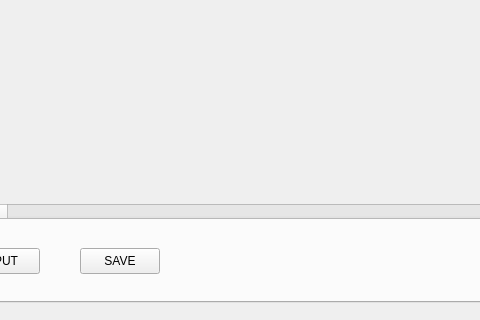
This is mainwindow.ui in Zrealshadow/digitalpicture as Qt 5 draws it before an edit; both pictures show x 392 to 872 and y 438 to 758 of the 1124 by 758 pixel window. The edited form follows.
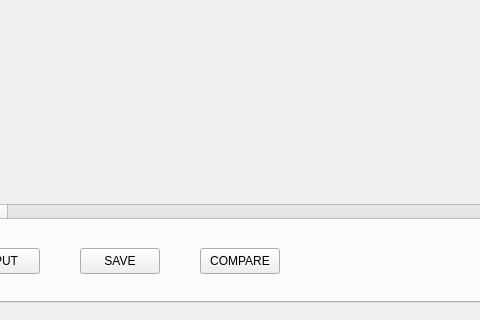
This is the edited form. The open tabs and pages were chosen to show the change. Custom widgets are drawn as their Qt base class.

Diff of the .ui file:
```diff
--- a/mainwindow.ui
+++ b/mainwindow.ui
@@ -1573,6 +1573,19 @@
        <string>Convolution</string>
       </property>
      </widget>
+     <widget class="QPushButton" name="compare_space">
+      <property name="geometry">
+       <rect>
+        <x>590</x>
+        <y>660</y>
+        <width>80</width>
+        <height>26</height>
+       </rect>
+      </property>
+      <property name="text">
+       <string>COMPARE</string>
+      </property>
+     </widget>
     </widget>
    </widget>
   </widget>
```
Left out of the diff: 2 changed lines with no effect on the pictures.
